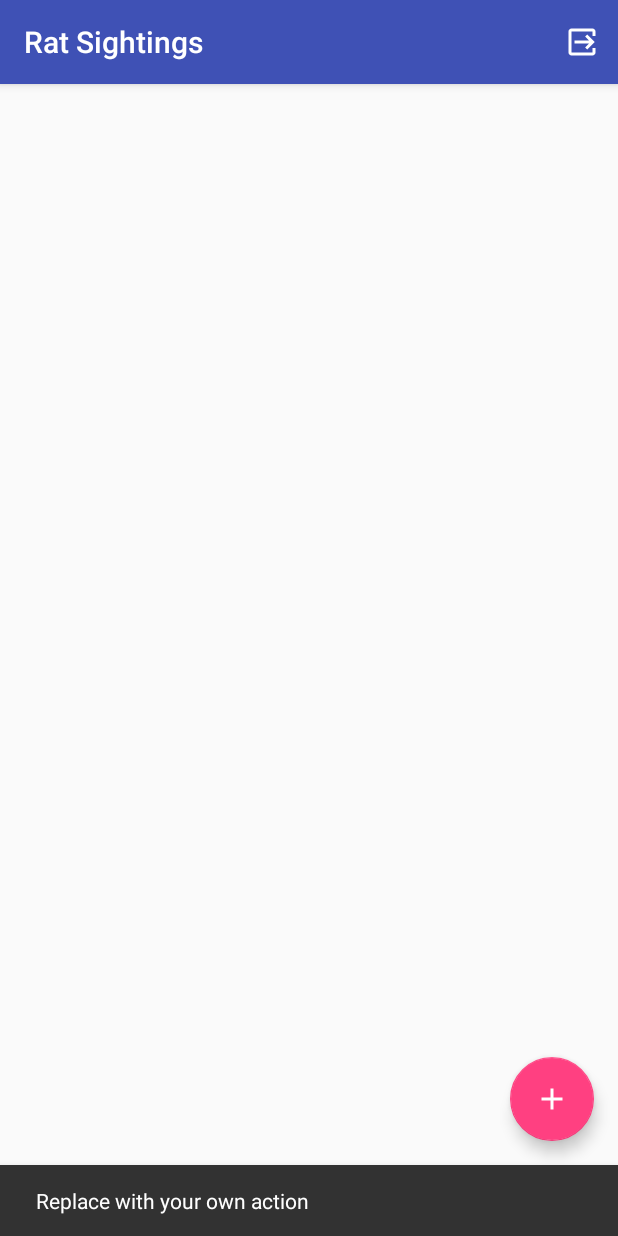
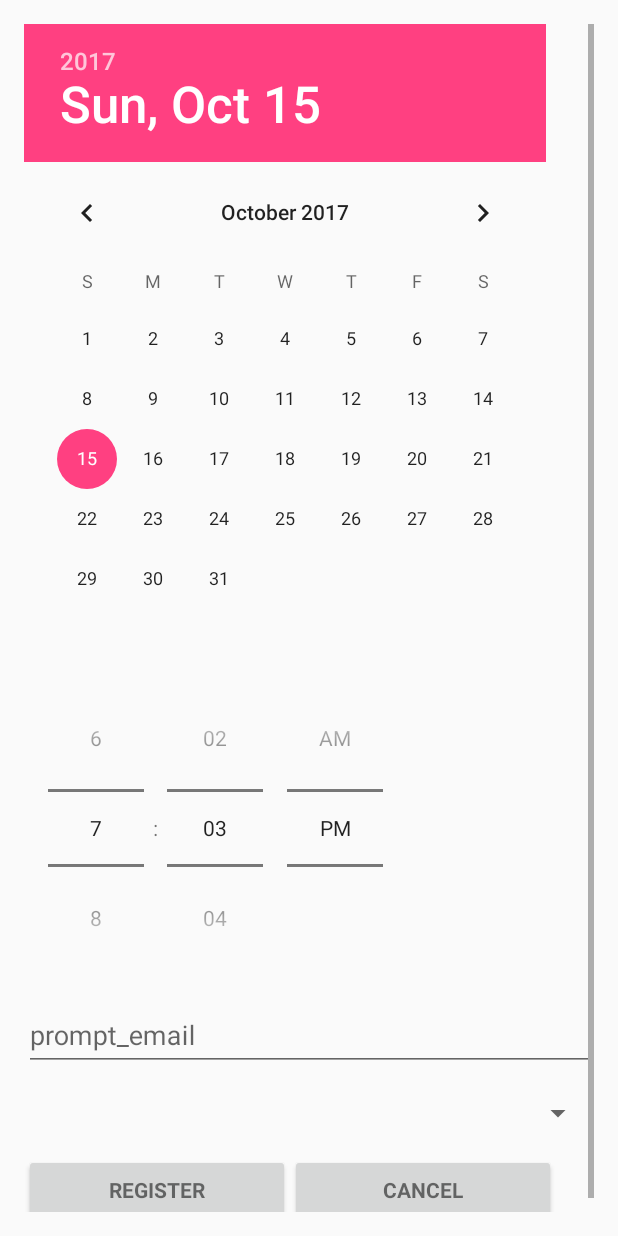
Before and after one commit to JJEV2340/CS_2340_RatProject, an Android app: the screen it shows after launch once a user with an empty profile is signed in (RatSightingListActivity before the commit, RatSightingAdd after it), after a tap on an icon or button, on a phone screen of 412 x 824 dp. Run offline under Robolectric (Android 15) with nearby library versions, the phone set to English and light mode, and no system bars; our stand-ins replace Firebase (no records; nobody signed in at launch, a user with empty details on screens opened directly); 1 statement that could not run was skipped.

Commit message:
Add Rat Sighting 1

```diff
--- a/app/src/main/AndroidManifest.xml
+++ b/app/src/main/AndroidManifest.xml
@@ -34,6 +34,15 @@
                     android:name="android.support.PARENT_ACTIVITY"
                     android:value="org.lulz.jrat.view.impl.RatSightingListActivity"/>
         </activity>
+        <activity
+            android:name=".view.impl.RatSightingAdd"
+            android:label="Add Rat Sighting"
+            android:parentActivityName=".view.impl.RatSightingListActivity"
+            android:theme="@style/AppTheme.NoActionBar">
+            <meta-data
+                android:name="android.support.PARENT_ACTIVITY"
+                android:value="org.lulz.jrat.view.impl.RatSightingListActivity"/>
+        </activity>
     </application>
 
 </manifest>
--- /dev/null
+++ b/app/src/main/java/org/lulz/jrat/view/impl/RatSightingAdd.java
@@ -0,0 +1,59 @@
+package org.lulz.jrat.view.impl;
+
+import android.content.Context;
+import android.content.Intent;
+import android.os.Bundle;
+import android.support.annotation.NonNull;
+import android.support.design.widget.FloatingActionButton;
+import android.support.design.widget.Snackbar;
+import android.support.v7.app.AppCompatActivity;
+import android.support.v7.widget.RecyclerView;
+import android.support.v7.widget.Toolbar;
+import android.view.LayoutInflater;
+import android.view.Menu;
+import android.view.MenuItem;
+import android.view.View;
+import android.view.ViewGroup;
+
+import com.firebase.ui.firestore.FirestoreRecyclerAdapter;
+import com.firebase.ui.firestore.FirestoreRecyclerOptions;
+import com.google.firebase.auth.FirebaseAuth;
+import com.google.firebase.firestore.FirebaseFirestore;
+import com.google.firebase.firestore.Query;
+
+import org.lulz.jrat.R;
+import org.lulz.jrat.model.impl.RatSighting;
+
+import java.text.DateFormat;
+import java.text.SimpleDateFormat;
+
+/**
+ * An activity representing a list of RatSightings. This activity
+ * has different presentations for handset and tablet-size devices. On
+ * handsets, the activity presents a list of items, which when touched,
+ * lead to a {@link RatSightingDetailActivity} representing
+ * item details. On tablets, the activity presents the list of items and
+ * item details side-by-side using two vertical panes.
+ */
+public class RatSightingAdd extends AppCompatActivity {
+
+    /**
+     * Whether or not the activity is in two-pane mode, i.e. running on a tablet
+     * device.
+     */
+
+
+    @Override
+    protected void onCreate(Bundle savedInstanceState) {
+        super.onCreate(savedInstanceState);
+        setContentView(R.layout.ratsighting_add);
+
+        Toolbar toolbar = findViewById(R.id.toolbar);
+        setSupportActionBar(toolbar);
+        toolbar.setTitle(getTitle());
+
+
+    }
+
+
+}
--- a/app/src/main/java/org/lulz/jrat/view/impl/RatSightingListActivity.java
+++ b/app/src/main/java/org/lulz/jrat/view/impl/RatSightingListActivity.java
@@ -52,8 +52,10 @@ public class RatSightingListActivity extends AppCompatActivity {
         fab.setOnClickListener(new View.OnClickListener() {
             @Override
             public void onClick(View view) {
-                Snackbar.make(view, "Replace with your own action", Snackbar.LENGTH_LONG)
-                        .setAction("Action", null).show();
+                Intent regIntent = new Intent(getApplicationContext(), RatSightingAdd.class);
+                startActivity(regIntent);
+                //Snackbar.make(view, "Replace with your own action", Snackbar.LENGTH_LONG)
+                  //      .setAction("Action", null).show();
             }
         });
 
--- /dev/null
+++ b/app/src/main/res/layout/ratsighting_add.xml
@@ -0,0 +1,91 @@
+<LinearLayout xmlns:android="http://schemas.android.com/apk/res/android"
+    xmlns:tools="http://schemas.android.com/tools"
+    android:id="@+id/ratsighting_add"
+    style="?android:attr/textAppearanceLarge"
+    android:layout_width="match_parent"
+    android:layout_height="match_parent"
+    android:padding="16dp"
+    android:textIsSelectable="true"
+    tools:context="org.lulz.jrat.view.impl.RatSightingAdd" android:orientation="vertical">
+
+    <ScrollView
+        android:id="@+id/login_form"
+        android:layout_width="match_parent"
+        android:layout_height="match_parent">
+
+        <LinearLayout
+            android:id="@+id/ratsighting_add_info"
+            android:layout_width="match_parent"
+            android:layout_height="wrap_content"
+            android:orientation="vertical"
+            android:weightSum="1">
+
+            <android.support.design.widget.TextInputLayout
+                android:layout_width="match_parent"
+                android:layout_height="wrap_content">
+
+
+                <DatePicker
+                    android:id="@+id/simpleDatePicker"
+                    android:layout_width="wrap_content"
+                    android:layout_height="wrap_content"/>
+                <TimePicker
+                    android:id="@+id/simpleTimePicker"
+                    android:layout_width="wrap_content"
+                    android:layout_height="wrap_content"
+                    android:timePickerMode="spinner"/>
+            </android.support.design.widget.TextInputLayout>
+
+            <android.support.design.widget.TextInputLayout
+                android:layout_width="match_parent"
+                android:layout_height="wrap_content"
+                android:layout_weight="1.56">
+
+                <AutoCompleteTextView
+                    android:id="@+id/email"
+                    android:layout_width="match_parent"
+                    android:layout_height="wrap_content"
+                    android:hint="prompt_email"
+                    android:inputType="textEmailAddress"
+                    android:maxLines="1" />
+
+            </android.support.design.widget.TextInputLayout>
+
+            <android.support.design.widget.TextInputLayout
+                android:layout_width="match_parent"
+                android:layout_height="wrap_content">
+
+
+            </android.support.design.widget.TextInputLayout>
+
+            <Spinner
+                android:id="@+id/admin_user_spinner"
+                android:layout_width="match_parent"
+                android:layout_height="wrap_content"
+                android:layout_marginTop="16dp" />
+
+            <LinearLayout
+                android:layout_width="match_parent"
+                android:layout_height="wrap_content">
+
+                <Button
+                    android:id="@+id/email_sign_in_button"
+                    style="?android:textAppearanceSmall"
+                    android:layout_width="177dp"
+                    android:layout_height="wrap_content"
+                    android:layout_marginTop="15dp"
+                    android:text="Register"
+                    android:textStyle="bold" />
+
+                <Button
+                    android:id="@+id/email_sign_in_cancel"
+                    style="?android:textAppearanceSmall"
+                    android:layout_width="177dp"
+                    android:layout_height="wrap_content"
+                    android:layout_marginTop="15dp"
+                    android:text="Cancel"
+                    android:textStyle="bold" />
+            </LinearLayout>
+        </LinearLayout>
+    </ScrollView>
+</LinearLayout>
--- a/build.gradle
+++ b/build.gradle
@@ -5,7 +5,7 @@ buildscript {
         jcenter()
     }
     dependencies {
-        classpath 'com.android.tools.build:gradle:2.3.0'
+        classpath 'com.android.tools.build:gradle:2.3.3'
         classpath 'com.google.gms:google-services:3.1.0'
 
         // NOTE: Do not place your application dependencies here; they belong
```
